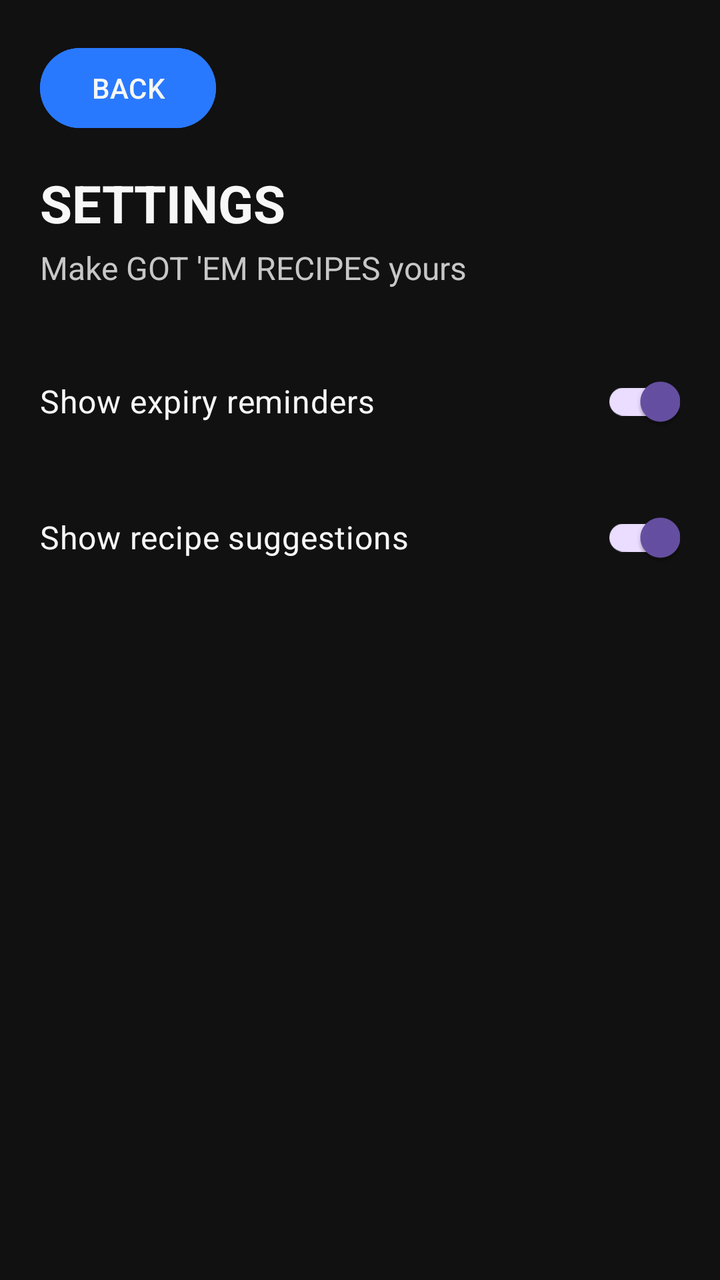
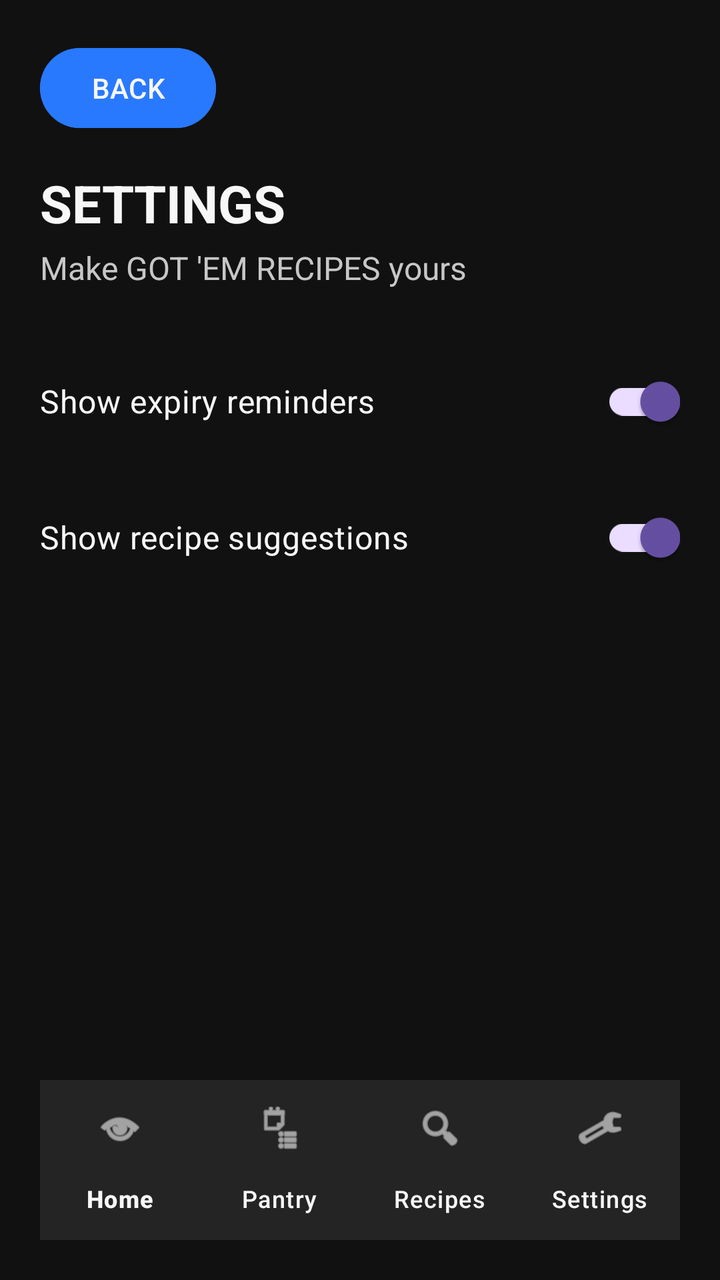

Before-and-after screenshots of an Android layout around one commit, followed by the original layout XML and the change that was made.
<!-- AndroidManifest.xml: application theme Theme.GotEmRecipes -->
<!-- res/layout/activity_settings.xml -->
<?xml version="1.0" encoding="utf-8"?>
<androidx.constraintlayout.widget.ConstraintLayout
    xmlns:android="http://schemas.android.com/apk/res/android"
    xmlns:app="http://schemas.android.com/apk/res-auto"
    android:layout_width="match_parent"
    android:layout_height="match_parent"
    android:padding="20dp"
    android:background="@color/gotem_black">

    <Button
        android:id="@+id/buttonSettingsBack"
        android:layout_width="wrap_content"
        android:layout_height="wrap_content"
        android:text="BACK"
        android:backgroundTint="@color/gotem_blue"
        android:textColor="@color/gotem_white"
        app:layout_constraintTop_toTopOf="parent"
        app:layout_constraintStart_toStartOf="parent"/>

    <TextView
        android:id="@+id/textSettingsTitle"
        android:layout_width="wrap_content"
        android:layout_height="wrap_content"
        android:layout_marginTop="16dp"
        android:text="SETTINGS"
        android:textSize="26sp"
        android:textStyle="bold"
        android:textColor="@color/gotem_white"
        app:layout_constraintTop_toBottomOf="@+id/buttonSettingsBack"
        app:layout_constraintStart_toStartOf="parent" />
    <TextView
        android:id="@+id/textSettingsSubtitle"
        android:layout_width="wrap_content"
        android:layout_height="wrap_content"
        android:layout_marginTop="4dp"
        android:text="Make GOT 'EM RECIPES yours"
        android:textSize="16sp"
        android:textColor="@color/gotem_light_grey"
        app:layout_constraintTop_toBottomOf="@+id/textSettingsTitle"
        app:layout_constraintStart_toStartOf="parent" />

    <androidx.appcompat.widget.SwitchCompat
        android:id="@+id/switchExpiryWarnings"
        android:layout_width="0dp"
        android:layout_height="wrap_content"
        android:layout_marginTop="32dp"
        android:text="Show expiry reminders"
        android:textSize="16sp"
        android:checked="true"
        android:textColor="@color/gotem_white"
        app:layout_constraintTop_toBottomOf="@+id/textSettingsSubtitle"
        app:layout_constraintStart_toStartOf="parent"
        app:layout_constraintEnd_toEndOf="parent" />

    <androidx.appcompat.widget.SwitchCompat
        android:id="@+id/switchRecipeNotifications"
        android:layout_width="0dp"
        android:layout_height="wrap_content"
        android:layout_marginTop="20dp"
        android:text="Show recipe suggestions"
        android:textSize = "16sp"
        android:checked ="true"
        android:textColor="@color/gotem_white"
        app:layout_constraintTop_toBottomOf="@+id/switchExpiryWarnings"
        app:layout_constraintStart_toStartOf="parent"
        app:layout_constraintEnd_toEndOf="parent" />

</androidx.constraintlayout.widget.ConstraintLayout>
<!-- resources referenced by this layout -->
<resources>
  <color name="gotem_black">#111111</color>
  <color name="gotem_blue">#2979FF</color>
  <color name="gotem_light_grey">#C7C7C7</color>
  <color name="gotem_white">#F7F7F7</color>
  <style name="Theme.GotEmRecipes" parent="Base.Theme.GotEmRecipes" />
  <style name="Base.Theme.GotEmRecipes" parent="Theme.Material3.DayNight.NoActionBar">
          
          
      </style>
</resources>

<!-- the commit's change to res/layout/activity_settings.xml (unified diff, before → after) -->
@@ -65,4 +65,18 @@
         app:layout_constraintStart_toStartOf="parent"
         app:layout_constraintEnd_toEndOf="parent" />
 
+    <com.google.android.material.bottomnavigation.BottomNavigationView
+        android:id="@+id/bottomNavigation"
+        android:layout_width="0dp"
+        android:layout_height="wrap_content"
+        android:background="@color/gotem_card"
+        app:itemIconTint="@color/gotem_white"
+        app:itemTextColor="@color/gotem_white"
+        app:labelVisibilityMode="labeled"
+        app:menu="@menu/bottom_navigation_menu"
+        app:layout_constraintBottom_toBottomOf="parent"
+        app:layout_constraintStart_toStartOf="parent"
+        app:layout_constraintEnd_toEndOf="parent" />
+
+
 </androidx.constraintlayout.widget.ConstraintLayout>
<!-- resource entries referenced after the edit -->
@@ -2,6 +2,7 @@
 <resources>
   <color name="gotem_black">#111111</color>
   <color name="gotem_blue">#2979FF</color>
+  <color name="gotem_card">#242424</color>
   <color name="gotem_light_grey">#C7C7C7</color>
   <color name="gotem_white">#F7F7F7</color>
   <style name="Theme.GotEmRecipes" parent="Base.Theme.GotEmRecipes" />
